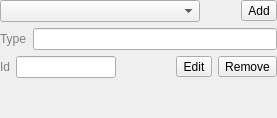
Before: the Qt Designer form src/ui/qgsauthenticationconfigselect.ui in kailIII/QGIS, drawn with Qt 5.
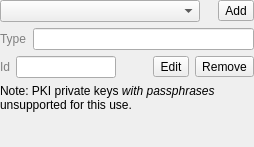
After: the same form once the commit is applied.

Commit message: Add notification of unsupported private key passphrases for some uses

```diff
--- a/src/ui/qgsauthenticationconfigselect.ui
+++ b/src/ui/qgsauthenticationconfigselect.ui
@@ -6,8 +6,8 @@
    <rect>
     <x>0</x>
     <y>0</y>
-    <width>277</width>
-    <height>118</height>
+    <width>254</width>
+    <height>147</height>
    </rect>
   </property>
   <property name="windowTitle">
@@ -159,6 +159,16 @@
      </item>
     </layout>
    </item>
+   <item>
+    <widget class="QLabel" name="lblPassUnsupported">
+     <property name="text">
+      <string>&lt;html&gt;&lt;head/&gt;&lt;body&gt;&lt;p&gt;Note: PKI private keys &lt;span style=&quot; font-style:italic;&quot;&gt;with passphrases&lt;/span&gt; unsupported for this use.&lt;/p&gt;&lt;/body&gt;&lt;/html&gt;</string>
+     </property>
+     <property name="wordWrap">
+      <bool>true</bool>
+     </property>
+    </widget>
+   </item>
    <item>
     <spacer name="verticalSpacer">
      <property name="orientation">
```
The commit also changes 3 other files.
